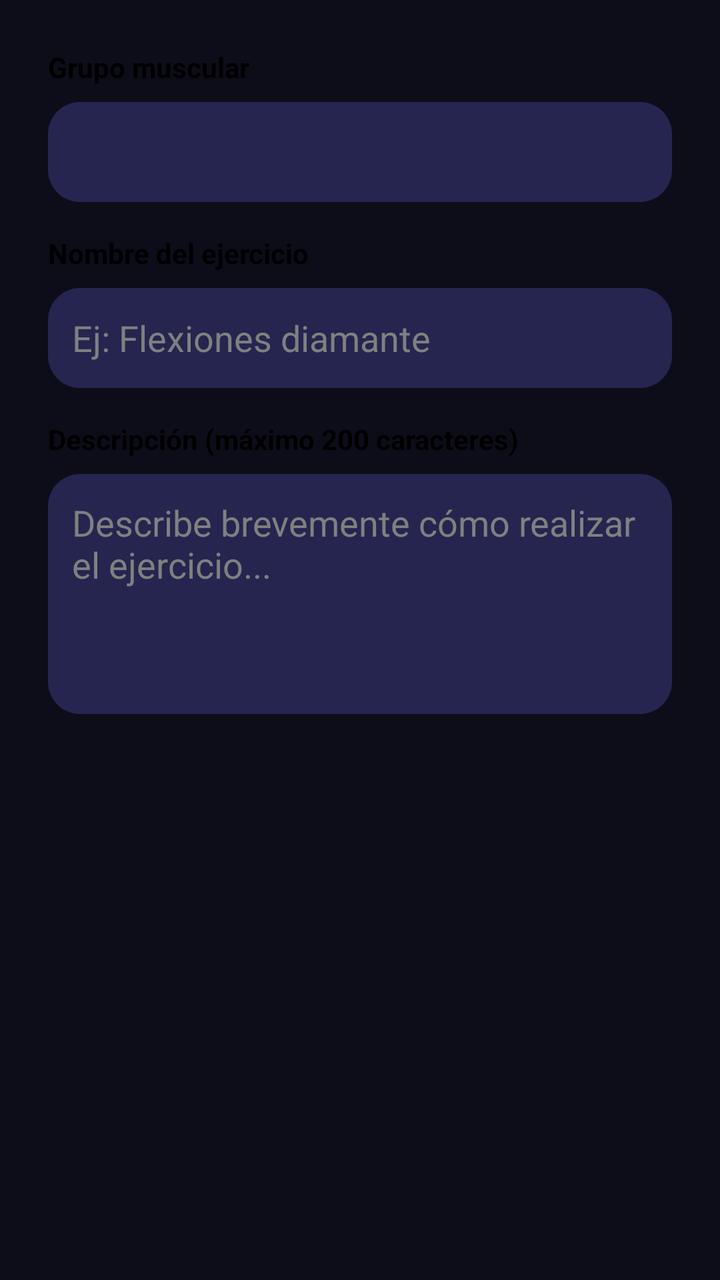
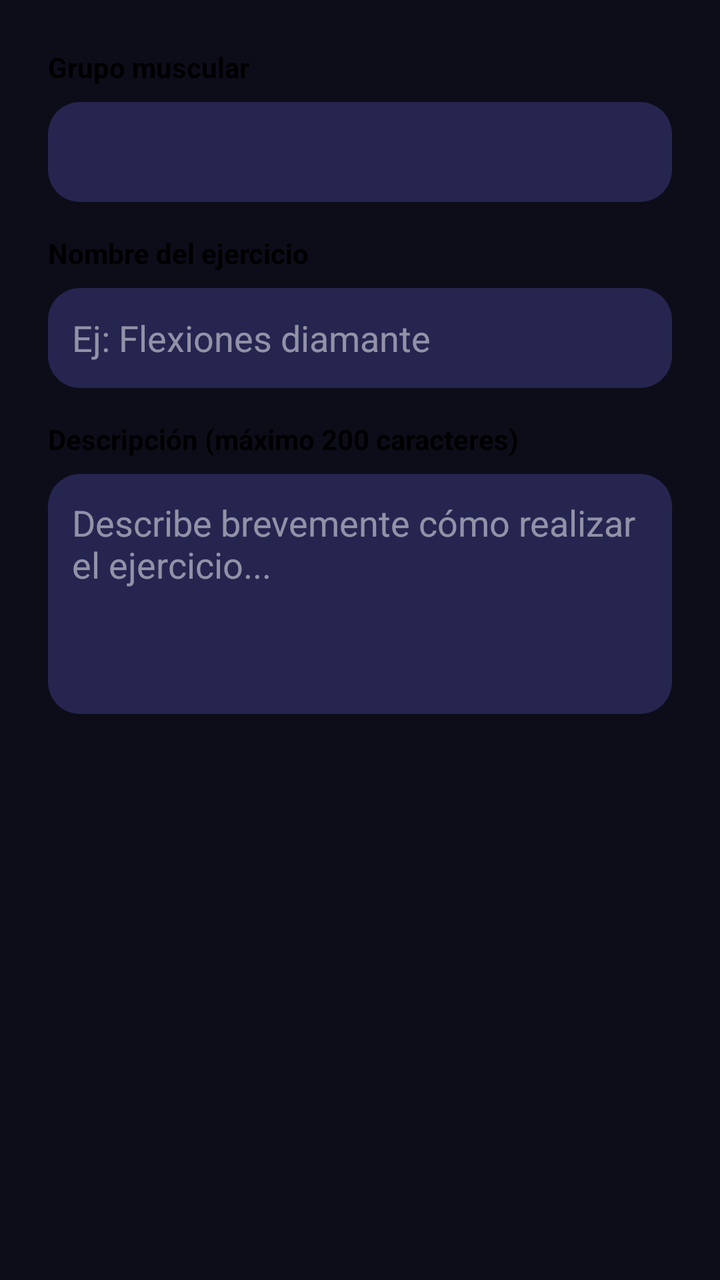

The first picture is an Android layout as it rendered before a commit; the second is the same layout after the commit. The layout source and the unified diff follow.
<!-- AndroidManifest.xml: application theme Theme.GimnasioPro -->
<!-- res/layout/dialog_agregar_ejercicio.xml -->
<?xml version="1.0" encoding="utf-8"?>

<LinearLayout xmlns:android="http://schemas.android.com/apk/res/android"
    android:layout_width="match_parent"
    android:layout_height="wrap_content"
    android:orientation="vertical"
    android:padding="24dp">

    
    <TextView
        android:layout_width="match_parent"
        android:layout_height="wrap_content"
        android:text="Grupo muscular"
        android:textSize="14sp"
        android:textColor="#000000"
        android:textStyle="bold"
        android:layout_marginBottom="8dp" />

    <Spinner
        android:id="@+id/spinnerGrupoMuscular"
        android:layout_width="match_parent"
        android:layout_height="50dp"
        android:background="@drawable/bg_card_trainer"
        android:padding="12dp"
        android:layout_marginBottom="16dp" />

    
    <TextView
        android:layout_width="match_parent"
        android:layout_height="wrap_content"
        android:text="Nombre del ejercicio"
        android:textSize="14sp"
        android:textColor="#000000"
        android:textStyle="bold"
        android:layout_marginBottom="8dp" />

    <EditText
        android:id="@+id/etNombreEjercicio"
        android:layout_width="match_parent"
        android:layout_height="50dp"
        android:hint="Ej: Flexiones diamante"
        android:textColor="#000000"
        android:textColorHint="#808080"
        android:background="@drawable/bg_card_trainer"
        android:padding="12dp"
        android:inputType="textCapSentences"
        android:maxLines="1"
        android:layout_marginBottom="16dp" />

    
    <TextView
        android:layout_width="match_parent"
        android:layout_height="wrap_content"
        android:text="Descripción (máximo 200 caracteres)"
        android:textSize="14sp"
        android:textColor="#000000"
        android:textStyle="bold"
        android:layout_marginBottom="8dp" />

    <EditText
        android:id="@+id/etDescripcionEjercicio"
        android:layout_width="match_parent"
        android:layout_height="120dp"
        android:hint="Describe brevemente cómo realizar el ejercicio..."
        android:textColor="#000000"
        android:textColorHint="#808080"
        android:background="@drawable/bg_card_trainer"
        android:padding="12dp"
        android:gravity="top|start"
        android:inputType="textCapSentences|textMultiLine"
        android:maxLength="200"
        android:scrollbars="vertical" />

</LinearLayout>
<!-- resources referenced by this layout -->
<resources>
  <!-- drawable bg_card_trainer (drawable) -->
  <?xml version="1.0" encoding="utf-8"?>
  
  <shape xmlns:android="http://schemas.android.com/apk/res/android"
      android:shape="rectangle">
      <solid android:color="@color/card_trainer" />
      <corners android:radius="16dp" />
  </shape>
  <style name="Theme.GimnasioPro" parent="Theme.MaterialComponents.Light.NoActionBar">
          
          <item name="colorPrimary">@color/electric_green_button</item>
          <item name="colorPrimaryDark">@color/dark_green_background</item>
          <item name="colorAccent">@color/electric_green_button</item>
          <item name="colorOnPrimary">@color/text_on_button</item>
          <item name="android:windowBackground">@color/dark_green_background</item>
          <item name="android:statusBarColor">@color/dark_green_background</item>
          <item name="android:navigationBarColor">@color/dark_green_background</item>
          <item name="android:fitsSystemWindows">true</item>
      </style>
  <color name="card_trainer">@color/card_dark_secondary</color>
  <color name="electric_green_button">@color/accent_green</color>
  <color name="dark_green_background">@color/dark_background</color>
  <color name="text_on_button">#FF000000</color>
  <color name="card_dark_secondary">#252550</color>
  <color name="accent_green">#4ADE80</color>
  <color name="dark_background">#0D0D1A</color>
</resources>

<!-- the commit's change to res/layout/dialog_agregar_ejercicio.xml (unified diff, before → after) -->
@@ -21,6 +21,7 @@
         android:layout_width="match_parent"
         android:layout_height="50dp"
         android:background="@drawable/bg_card_trainer"
+        android:popupBackground="@drawable/bg_card_trainer"
         android:padding="12dp"
         android:layout_marginBottom="16dp" />
 
@@ -39,8 +40,8 @@
         android:layout_width="match_parent"
         android:layout_height="50dp"
         android:hint="Ej: Flexiones diamante"
-        android:textColor="#000000"
-        android:textColorHint="#808080"
+        android:textColor="@color/text_primary"
+        android:textColorHint="@color/hint_text"
         android:background="@drawable/bg_card_trainer"
         android:padding="12dp"
         android:inputType="textCapSentences"
@@ -62,8 +63,8 @@
         android:layout_width="match_parent"
         android:layout_height="120dp"
         android:hint="Describe brevemente cómo realizar el ejercicio..."
-        android:textColor="#000000"
-        android:textColorHint="#808080"
+        android:textColor="@color/text_primary"
+        android:textColorHint="@color/hint_text"
         android:background="@drawable/bg_card_trainer"
         android:padding="12dp"
         android:gravity="top|start"
<!-- resource entries referenced after the edit -->
@@ -1,5 +1,7 @@
 <!-- resources referenced by this layout -->
 <resources>
+  <color name="hint_text">#80FFFFFF</color>
+  <color name="text_primary">#FFFFFF</color>
   <!-- drawable bg_card_trainer (drawable) -->
   <?xml version="1.0" encoding="utf-8"?>
   
@@ -18,6 +20,7 @@
           <item name="android:statusBarColor">@color/dark_green_background</item>
           <item name="android:navigationBarColor">@color/dark_green_background</item>
           <item name="android:fitsSystemWindows">true</item>
+  
       </style>
   <color name="card_trainer">@color/card_dark_secondary</color>
   <color name="electric_green_button">@color/accent_green</color>
